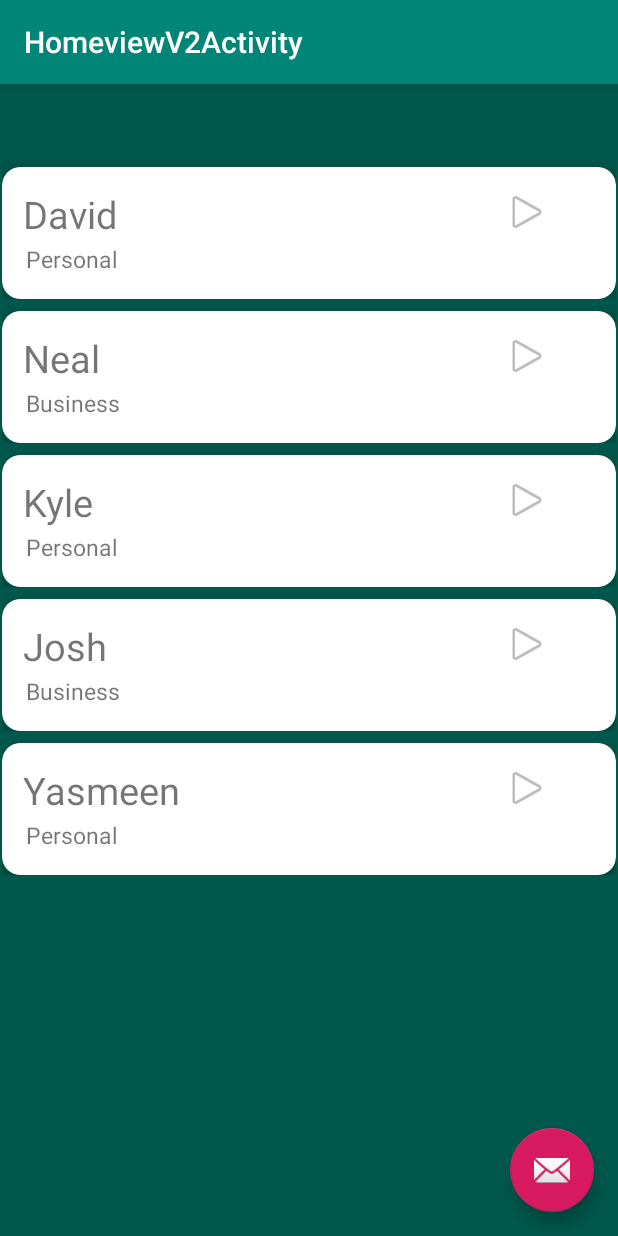
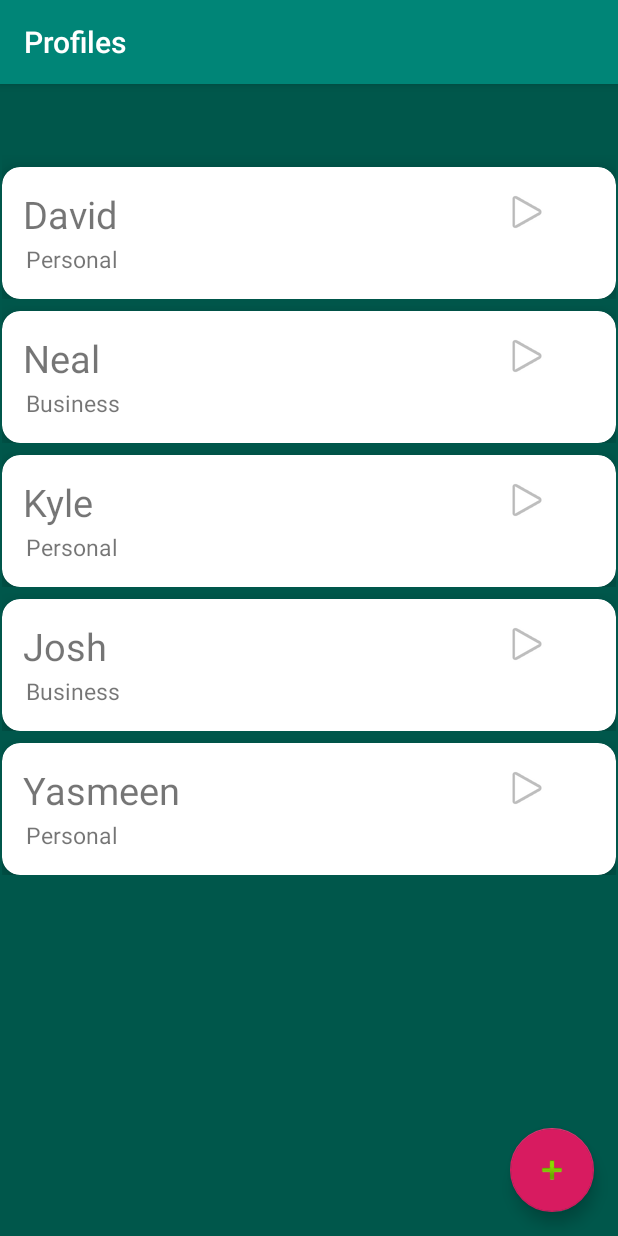
Before and after one commit to CynicalOne/380_app, an Android app: the screen it shows after launch (HomeviewV2Activity), on a phone screen of 412 x 824 dp. Run offline under Robolectric (Android 15) with nearby library versions, the light colour scheme and no system bars.

Commit message:
Added floating button, refactored mainactivity--->HomeviewV2Activity, added toolbar

```diff
--- a/app/src/main/java/com/example/inventorymanager/HomeviewV2Activity.java
+++ b/app/src/main/java/com/example/inventorymanager/HomeviewV2Activity.java
@@ -31,7 +31,7 @@ public class HomeviewV2Activity extends AppCompatActivity {
         setContentView(R.layout.activity_homeview_v2);
         Toolbar toolbar = findViewById(R.id.toolbar);
         setSupportActionBar(toolbar);
-        toolbar.setTitle("Profiles");
+        getSupportActionBar().setTitle("Profiles");
 
         FloatingActionButton fab = findViewById(R.id.fab);
         fab.setOnClickListener(new View.OnClickListener() {
--- a/app/src/main/res/layout/activity_homeview_v2.xml
+++ b/app/src/main/res/layout/activity_homeview_v2.xml
@@ -28,6 +28,6 @@
         android:layout_height="wrap_content"
         android:layout_gravity="bottom|end"
         android:layout_margin="@dimen/fab_margin"
-        app:srcCompat="@android:drawable/ic_dialog_email" />
+        app:srcCompat="@android:drawable/ic_input_add" />
 
 </androidx.coordinatorlayout.widget.CoordinatorLayout>
```
